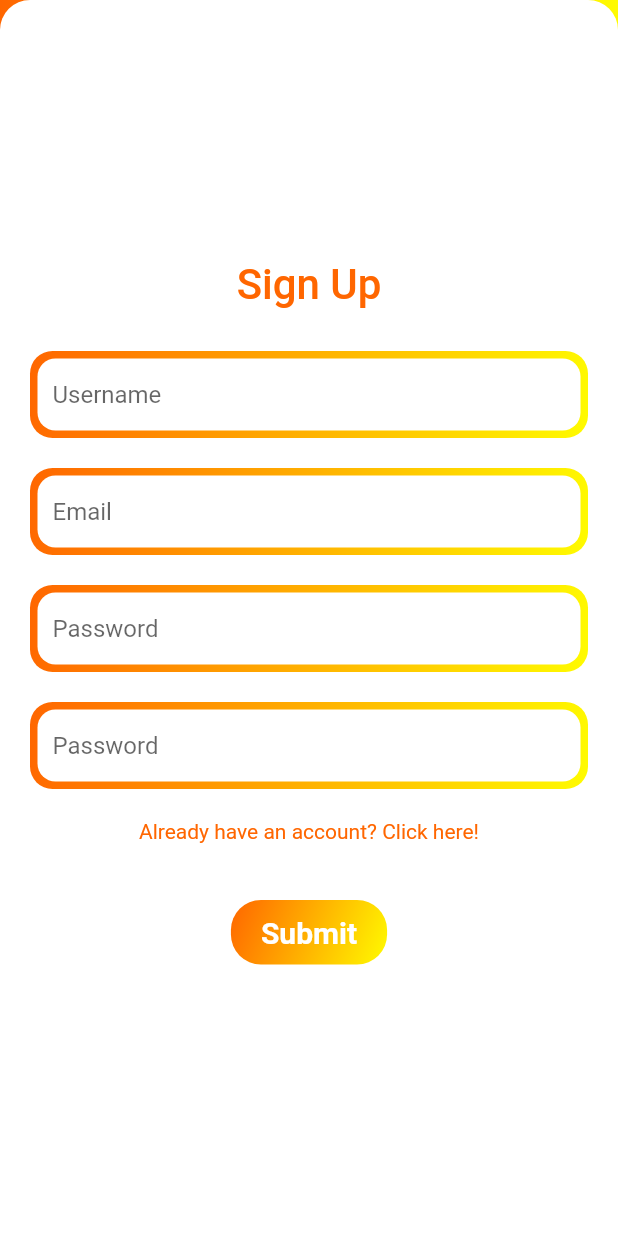
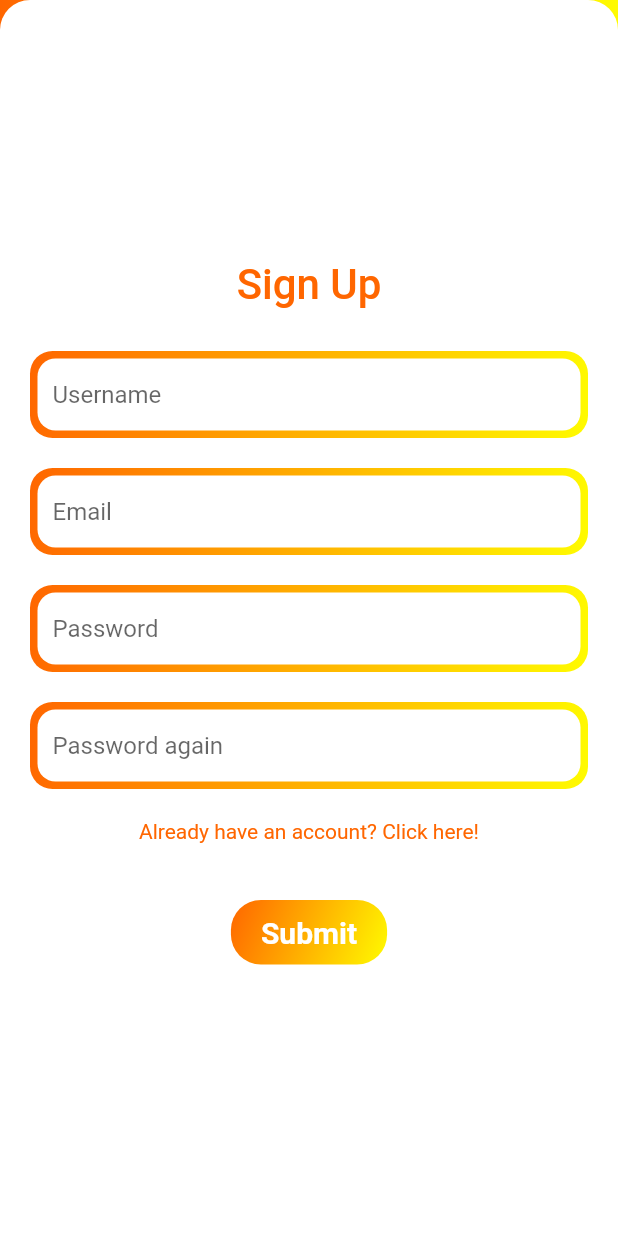
Before and after one commit to gukkame/find-friends-app, a Flutter app: the SignUp screen opened by its route, on a phone screen of 412 x 824 dp. Run offline on Flutter 3.47's test engine with Material 2 defaults, Android fonts, the phone set to English and light mode, and no system bars.

Commit message:
added coments

```diff
--- a/lib/screens/authentication/signup.dart
+++ b/lib/screens/authentication/signup.dart
@@ -181,7 +181,7 @@ class _AddNoteState extends State<SignUp> {
                           decoration: InputDecoration(
                               contentPadding:
                                   const EdgeInsets.symmetric(horizontal: 10.0),
-                              hintText: "Password",
+                              hintText: "Password again",
                               border: pass2Check != BorderColor.error
                                   ? InputBorder.none
                                   : null),
@@ -214,7 +214,7 @@ class _AddNoteState extends State<SignUp> {
                       onPressed: () async {
                         if (_formKey.currentState!.validate()) {
                           setState(() {});
-                          //! BE Check DB if correct, navigate to friend list page, if not, display error
+                          //! BE Register user to DB, navigate to friends list page
                           // widget.db.addNote(
                           //     _titleController.text, _descController.text);
                           // navigate(context, "/friend-list");
--- a/lib/screens/friend_list.dart
+++ b/lib/screens/friend_list.dart
@@ -1,3 +1,5 @@
 
 //Display friends, + their city, coordinates(Optional)
 //Option to delete friends, send request to DB to delete user
+
+//If nofriends, display, no friends at the moment move to Search page
```
